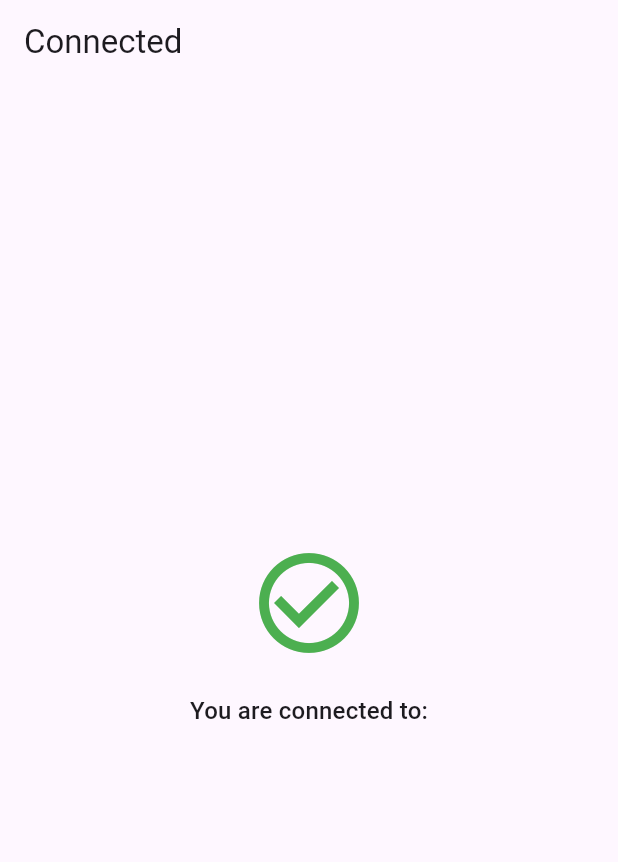
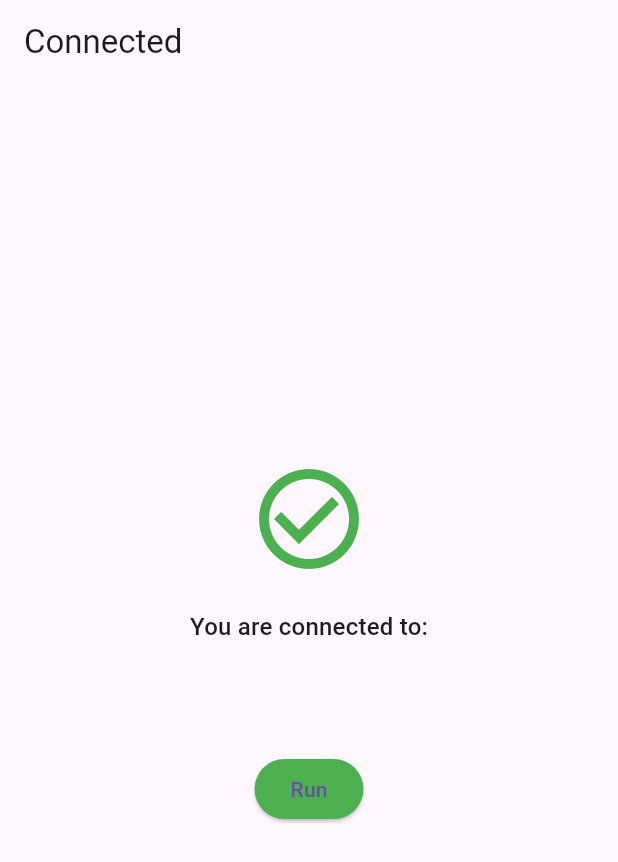
Before and after one commit to robert-nst/JetBrains-HackITall, a Flutter app: the ConnectedScreen screen opened directly with empty values, on a phone screen of 412 x 824 dp. Shown: the top 862 px of the screen. Run offline on Flutter 3.47's test engine with Material 3 defaults, Android fonts, the phone set to English and light mode, and no system bars; our stand-ins replace cool_alert, firebase_core, flutter_riverpod, logger; missing offline and left inert: mobile_scanner; accounts and stored records are empty.

Commit message:
integrate build triggering

```diff
--- /dev/null
+++ b/mobile/lib/data/domain/build_status.dart
@@ -0,0 +1,6 @@
+enum BuildStatus {
+  idle,
+  running,
+  success,
+  failure,
+}
--- a/mobile/lib/data/provider/connection_provider.dart
+++ b/mobile/lib/data/provider/connection_provider.dart
@@ -1,7 +1,7 @@
 import 'dart:async';
 import 'package:flutter_riverpod/flutter_riverpod.dart';
 import '../repository/connection_repository.dart';
-import '../connection_status.dart';
+import '../domain/connection_status.dart';
 
 final connectionRepositoryProvider = Provider((ref) => ConnectionRepository());
 
@@ -19,6 +19,7 @@ class ConnectionStatusNotifier extends StateNotifier<ConnectionStatus> {
 
   Future<bool> connect(String baseUrl) async {
     state = ConnectionStatus.connecting;
+
     final ok = await _repository.ping(baseUrl);
     if (ok) {
       _currentUrl = baseUrl;
--- a/mobile/lib/presentation/connect_screen.dart
+++ b/mobile/lib/presentation/connect_screen.dart
@@ -5,7 +5,7 @@ import 'package:mobile/utils/app_constants.dart';
 import 'package:mobile/utils/dialog_widgets.dart';
 import 'package:mobile_scanner/mobile_scanner.dart';
 import '../data/provider/connection_provider.dart';
-import '../data/connection_status.dart';
+import '../data/domain/connection_status.dart';
 
 class ConnectScreen extends ConsumerStatefulWidget {
   const ConnectScreen({super.key});
--- a/mobile/lib/presentation/connected_screen.dart
+++ b/mobile/lib/presentation/connected_screen.dart
@@ -1,11 +1,11 @@
 import 'dart:async';
 import 'package:flutter/material.dart';
 import 'package:flutter_riverpod/flutter_riverpod.dart';
+import 'package:mobile/data/domain/connection_status.dart';
 import 'package:mobile/utils/app_constants.dart';
 import 'package:mobile/utils/dialog_widgets.dart';
-
 import '../data/provider/connection_provider.dart';
-import '../data/connection_status.dart';
+import '../data/provider/build_provider.dart';
 import 'connect_screen.dart';
 
 class ConnectedScreen extends ConsumerStatefulWidget {
@@ -18,28 +18,43 @@ class ConnectedScreen extends ConsumerStatefulWidget {
 }
 
 class _ConnectedScreenState extends ConsumerState<ConnectedScreen> {
-
   bool _alertShown = false;
+  bool _runButtonDisabled = false;
 
   @override
   Widget build(BuildContext context) {
-    final status = ref.watch(connectionStatusProvider);
+    final connectionStatus = ref.watch(connectionStatusProvider);
+    final buildData = ref.watch(buildProvider);
+    final buildStatus = buildData?['status']?.toString().toLowerCase();
 
-    // If connection drops, trigger alert and redirection
-    if (!_alertShown && status == ConnectionStatus.disconnected) {
+    // If connection drops, show alert and redirect
+    if (!_alertShown && connectionStatus == ConnectionStatus.disconnected) {
       _alertShown = true;
 
       WidgetsBinding.instance.addPostFrameCallback((_) async {
-        connectionLostDialog(context, "Connection with the server lost.\nYou will be redirected to the connection screen.");
+        connectionLostDialog(
+          context,
+          "Connection with the server lost.\nYou will be redirected to the connection screen.",
+        );
 
         await Future.delayed(const Duration(seconds: 3));
         navigateAndRemoveAll(context, const ConnectScreen());
       });
     }
 
+    if (_runButtonDisabled && (buildStatus == 'success' || buildStatus == 'failure')) {
+      WidgetsBinding.instance.addPostFrameCallback((_) {
+        setState(() {
+          _runButtonDisabled = false;
+        });
+      });
+    }
+
     return Scaffold(
       appBar: AppBar(title: const Text('Connected')),
-      body: Center(
+      body: Padding(
+        padding: const EdgeInsets.symmetric(horizontal: 24.0),
+        child: Center(
           child: Column(
             mainAxisAlignment: MainAxisAlignment.center,
             children: [
@@ -58,9 +73,54 @@ class _ConnectedScreenState extends ConsumerState<ConnectedScreen> {
                       fontWeight: FontWeight.bold,
                     ),
               ),
+              const SizedBox(height: 40),
+              ElevatedButton(
+                onPressed: (_runButtonDisabled)
+                    ? null
+                    : () => _handleRun(context),
+                style: ElevatedButton.styleFrom(
+                  backgroundColor: (_runButtonDisabled)
+                      ? Colors.grey
+                      : Colors.green,
+                ),
+                child: const Text('Run'),
+              ),
+              const SizedBox(height: 24),
+              if (buildStatus != null) ...[
+                Text(
+                  "Build Status: ${buildStatus.toUpperCase()}",
+                  style: const TextStyle(
+                    fontSize: 16,
+                    fontWeight: FontWeight.w600,
+                    color: Colors.deepPurple,
+                  ),
+                ),
+                const SizedBox(height: 8),
               ],
+            ],
+          ),
         ),
       ),
     );
   }
+
+  Future<void> _handleRun(BuildContext context) async {
+    setState(() {
+      _runButtonDisabled = true;
+    });
+
+    await ref.read(buildProvider.notifier).run(widget.url);
+
+    final buildResult = ref.read(buildProvider);
+    final status = buildResult?['status']?.toString().toLowerCase();
+
+    if (status == 'error' || status == null) {
+      setState(() {
+        _runButtonDisabled = false;
+      });
+
+      final message = buildResult?['message'] ?? "This error shouldn't be reached.";
+      errorDialog(context, message); // uses your CoolAlert wrapper
     }
+  }
+}
```
Also changed, not shown: mobile/lib/data/provider/build_provider.dart (added, +70 -0 lines), mobile/lib/data/repository/build_repository.dart (added, +53 -0 lines), mobile/lib/data/repository/connection_repository.dart (+9 -12 lines), mobile/lib/data/domain/connection_status.dart (renamed from mobile/lib/data/connection_status.dart). Lines whose indentation alone changed are shown as unchanged.
